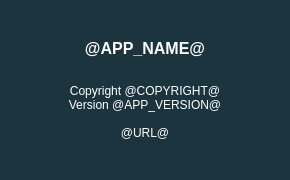
First picture: the form in src/app/gui/forms/widgetabout.ui, repository botorabi/Meet4Eat-Desktop, before the edit.
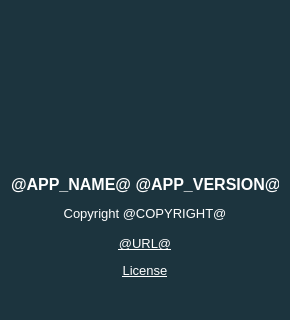
Second picture: the form after the edit. Icons and pictures are not drawn.

Patch:
```diff
--- a/src/app/gui/forms/widgetabout.ui
+++ b/src/app/gui/forms/widgetabout.ui
@@ -10,19 +10,19 @@
     <x>0</x>
     <y>0</y>
     <width>290</width>
-    <height>180</height>
+    <height>320</height>
    </rect>
   </property>
   <property name="minimumSize">
    <size>
     <width>290</width>
-    <height>180</height>
+    <height>290</height>
    </size>
   </property>
   <property name="maximumSize">
    <size>
     <width>290</width>
-    <height>180</height>
+    <height>320</height>
    </size>
   </property>
   <property name="windowTitle">
@@ -33,14 +33,43 @@
   background-color: rgb(28,52,62);
 }</string>
   </property>
-  <layout class="QVBoxLayout" name="verticalLayout_2" stretch="1">
+  <layout class="QVBoxLayout" name="verticalLayout_2" stretch="0,1">
+   <item>
+    <layout class="QHBoxLayout" name="horizontalLayout">
+     <item>
+      <widget class="QLabel" name="label">
+       <property name="minimumSize">
+        <size>
+         <width>128</width>
+         <height>128</height>
+        </size>
+       </property>
+       <property name="maximumSize">
+        <size>
+         <width>128</width>
+         <height>128</height>
+        </size>
+       </property>
+       <property name="text">
+        <string/>
+       </property>
+       <property name="pixmap">
+        <pixmap resource="../resources/application.qrc">:/logo.png</pixmap>
+       </property>
+       <property name="scaledContents">
+        <bool>true</bool>
+       </property>
+      </widget>
+     </item>
+    </layout>
+   </item>
    <item>
     <widget class="QLabel" name="labelText">
      <property name="styleSheet">
       <string notr="true">color: white;</string>
      </property>
      <property name="text">
-      <string>&lt;html&gt;&lt;head/&gt;&lt;body&gt;&lt;p align=&quot;center&quot;&gt;&lt;span style=&quot; font-size:12pt; font-weight:600;&quot;&gt;@APP_NAME@&lt;/span&gt;&lt;/p&gt;&lt;p align=&quot;center&quot;&gt;&lt;br/&gt;&lt;span style=&quot; font-size:9pt;&quot;&gt;Copyright @COPYRIGHT@&lt;/span&gt;&lt;br/&gt;&lt;span style=&quot; font-size:9pt;&quot;&gt;Version @APP_VERSION@&lt;br/&gt;&lt;br/&gt;@URL@&lt;/span&gt;&lt;/p&gt;&lt;/body&gt;&lt;/html&gt;</string>
+      <string>&lt;html&gt;&lt;head/&gt;&lt;body&gt;&lt;p align=&quot;center&quot;&gt;&lt;span style=&quot; font-size:12pt; font-weight:600;&quot;&gt;@APP_NAME@ @APP_VERSION@&lt;/span&gt;&lt;/p&gt;&lt;p align=&quot;center&quot;&gt;&lt;span style=&quot; font-size:10pt;&quot;&gt;Copyright @COPYRIGHT@&lt;br/&gt;&lt;br/&gt;&lt;/span&gt;&lt;a href=&quot;WEBSITE&quot;&gt;&lt;span style=&quot; font-size:10pt; text-decoration: underline; color:#ffffff;&quot;&gt;@URL@&lt;/span&gt;&lt;/a&gt;&lt;/p&gt;&lt;p align=&quot;center&quot;&gt;&lt;a href=&quot;LICENSE&quot;&gt;&lt;span style=&quot; font-size:10pt; text-decoration: underline; color:#ffffff;&quot;&gt;License&lt;/span&gt;&lt;/a&gt;&lt;/p&gt;&lt;/body&gt;&lt;/html&gt;</string>
      </property>
      <property name="textInteractionFlags">
       <set>Qt::TextBrowserInteraction</set>
```
Left out of the diff: 4 changed lines with no effect on the pictures.
